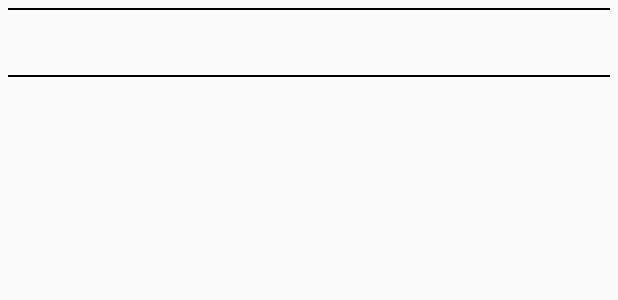
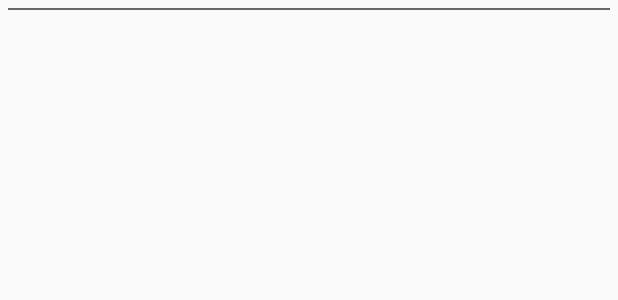
Before and after one commit to Impulseone/FinancialApp, an Android app: the layout currency_tile_view.xml on its own in the app's theme, with its tools: preview values and no code run, on a phone screen of 412 x 824 dp. Shown: the top 300 px of the screen. Run offline under Robolectric (Android 15) with nearby library versions, the phone set to English and light mode, and no system bars; network calls fail.

Commit message:
view updates

```diff
--- a/FinancialApp/app/src/main/res/layout/currency_tile_view.xml
+++ b/FinancialApp/app/src/main/res/layout/currency_tile_view.xml
@@ -8,7 +8,7 @@
         android:layout_width="match_parent"
         android:layout_height="1dp"
         android:layout_margin="5dp"
-        android:background="@color/black" />
+        android:background="@color/gray" />
 
     <LinearLayout
         android:layout_width="match_parent"
@@ -28,10 +28,4 @@
             android:textSize="16sp" />
     </LinearLayout>
 
-    <View
-        android:layout_width="match_parent"
-        android:layout_height="1dp"
-        android:layout_margin="5dp"
-        android:background="@color/black" />
-
 </LinearLayout>
--- a/FinancialApp/app/src/main/res/layout/tool_bar_with_menu_button.xml
+++ b/FinancialApp/app/src/main/res/layout/tool_bar_with_menu_button.xml
@@ -9,11 +9,13 @@
     <RelativeLayout
         android:layout_width="match_parent"
         android:layout_height="wrap_content"
+        android:layout_marginEnd="60dp"
         android:gravity="center">
 
         <TextView
             android:layout_width="wrap_content"
             android:layout_height="wrap_content"
+            android:layout_marginEnd="5dp"
             android:text="@string/app_name"
             android:textColor="@color/white"
             android:textSize="22sp"/>
--- a/FinancialApp/app/src/main/res/values/colors.xml
+++ b/FinancialApp/app/src/main/res/values/colors.xml
@@ -6,6 +6,7 @@
     <color name="teal_200">#FF03DAC5</color>
     <color name="teal_700">#FF018786</color>
     <color name="black">#FF000000</color>
+    <color name="gray">#686868</color>
     <color name="white">#FFFFFFFF</color>
     <color name="red">#FF4040</color>
 </resources>
```
Also changed, not shown: FinancialApp/app/src/main/res/layout/fragment_value_per_date.xml (+7 -0 lines).
